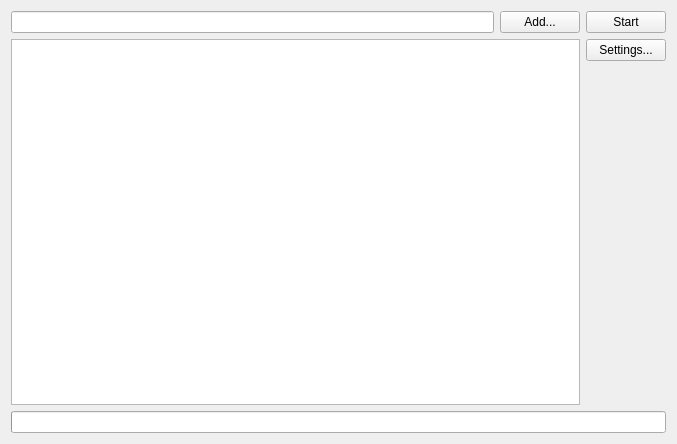
The window that src/widget.ui (ispyonyou/dictionaryCambridgePareser) describes before a commit, drawn with Qt 5.
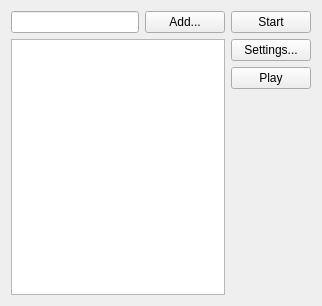
The same window after the commit.

Commit message: added ability to play words in app

```diff
--- a/src/widget.ui
+++ b/src/widget.ui
@@ -6,8 +6,8 @@
    <rect>
     <x>0</x>
     <y>0</y>
-    <width>677</width>
-    <height>444</height>
+    <width>322</width>
+    <height>306</height>
    </rect>
   </property>
   <property name="windowTitle">
@@ -53,6 +53,13 @@
          </property>
         </widget>
        </item>
+       <item>
+        <widget class="QPushButton" name="playBtn">
+         <property name="text">
+          <string>Play</string>
+         </property>
+        </widget>
+       </item>
        <item>
         <spacer name="verticalSpacer">
          <property name="orientation">
@@ -70,28 +77,6 @@
      </item>
     </layout>
    </item>
-   <item>
-    <widget class="QProgressBar" name="progressBar">
-     <property name="value">
-      <number>0</number>
-     </property>
-     <property name="textVisible">
-      <bool>false</bool>
-     </property>
-     <property name="orientation">
-      <enum>Qt::Horizontal</enum>
-     </property>
-     <property name="invertedAppearance">
-      <bool>false</bool>
-     </property>
-     <property name="textDirection">
-      <enum>QProgressBar::TopToBottom</enum>
-     </property>
-    </widget>
-   </item>
-   <item>
-    <layout class="QHBoxLayout" name="horizontalLayout_2"/>
-   </item>
   </layout>
  </widget>
  <layoutdefault spacing="6" margin="11"/>
```
The commit also changes 4 other files.
